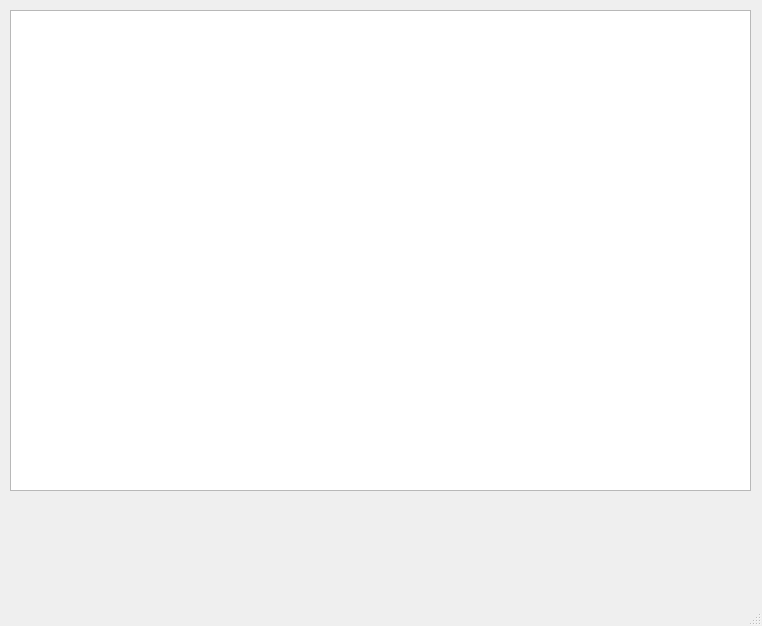
Above: mainwindow.ui from ArkadiiKozlov/EmsTestFrauscher before the change. Below: the same form after it.
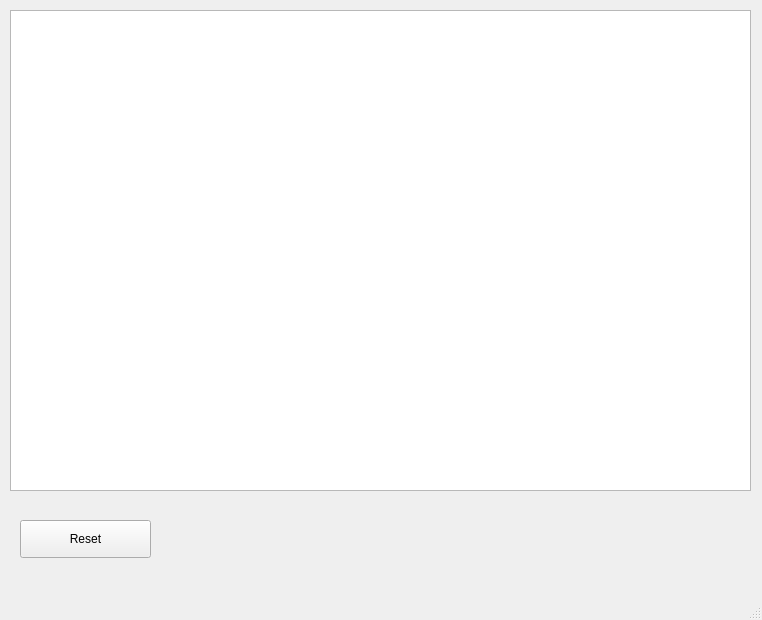
That is the form after the change.

```diff
--- a/mainwindow.ui
+++ b/mainwindow.ui
@@ -7,9 +7,21 @@
     <x>0</x>
     <y>0</y>
     <width>762</width>
-    <height>626</height>
+    <height>620</height>
    </rect>
   </property>
+  <property name="minimumSize">
+   <size>
+    <width>762</width>
+    <height>620</height>
+   </size>
+  </property>
+  <property name="maximumSize">
+   <size>
+    <width>762</width>
+    <height>620</height>
+   </size>
+  </property>
   <property name="windowTitle">
    <string>MainWindow</string>
   </property>
@@ -24,6 +36,19 @@
      </rect>
     </property>
    </widget>
+   <widget class="QPushButton" name="pushButton">
+    <property name="geometry">
+     <rect>
+      <x>20</x>
+      <y>520</y>
+      <width>131</width>
+      <height>38</height>
+     </rect>
+    </property>
+    <property name="text">
+     <string>Reset</string>
+    </property>
+   </widget>
   </widget>
   <widget class="QMenuBar" name="menubar">
    <property name="geometry">
```
